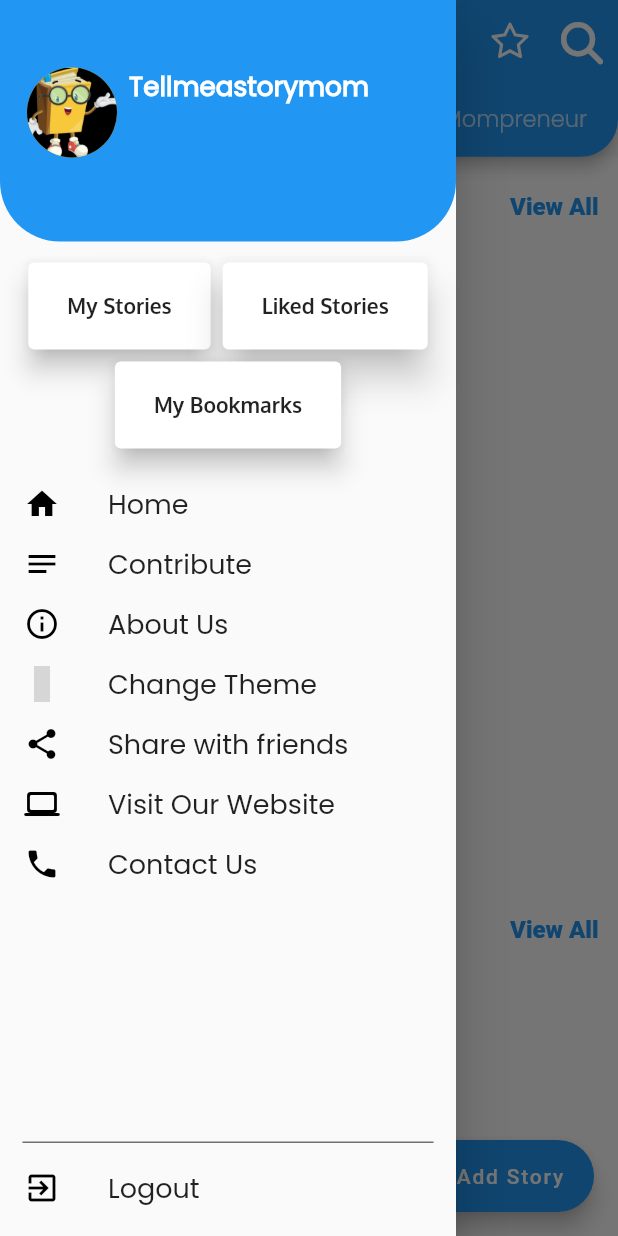
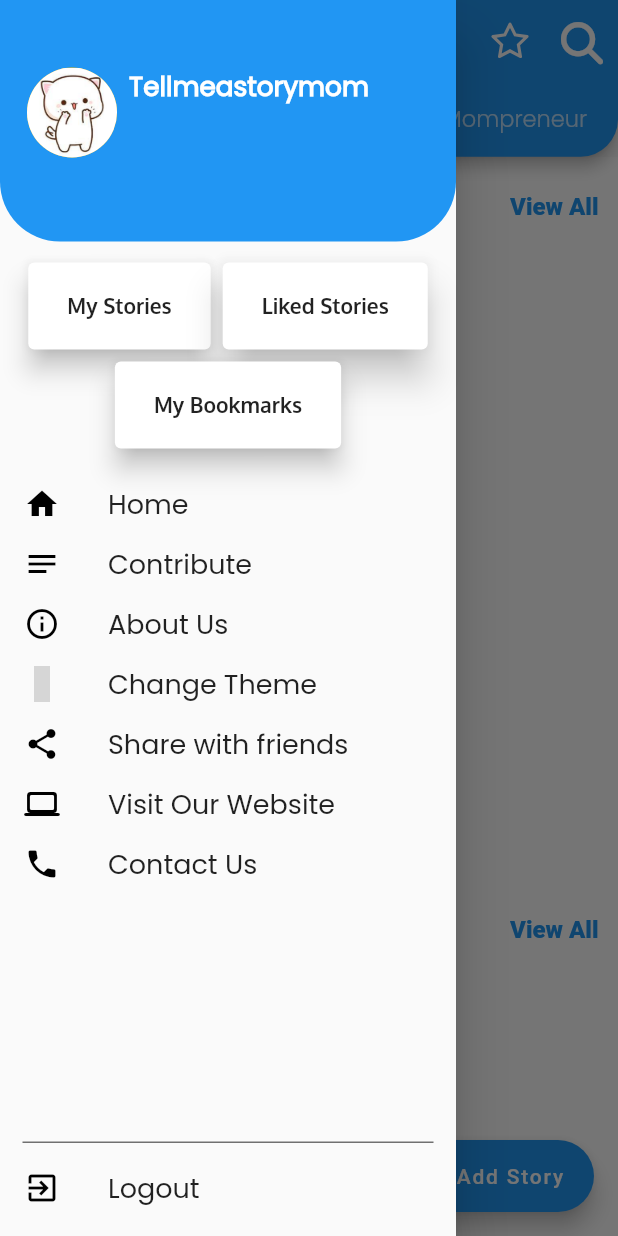
Before and after one commit to aamirzaidi/tellmeastorymom-App, a Flutter app: the Home screen opened directly, with the side drawer open, on a phone screen of 412 x 824 dp. Run offline on Flutter 3.47's test engine with Material 2 defaults, Android fonts, the phone set to English and light mode, and no system bars; our stand-ins replace cloud_firestore, firebase_auth, firebase_core, firebase_dynamic_links, firebase_storage, flutter_icons and 6 more; missing offline and left inert: expand_widget, flutter_email_sender, quill_format, tel_input, zefyrka; accounts and stored records are empty; grey boxes are pictures that could not be loaded.

Commit message:
bug fixes

```diff
--- a/lib/commonWidgets/storypage.dart
+++ b/lib/commonWidgets/storypage.dart
@@ -782,8 +782,7 @@ class _StoryHeaderState extends State<StoryHeader> {
                       Share.shareFiles(
                         [path],
                          subject: '${widget.story.title}',
-                         text: '${widget.story.title}'+"\n"'${widget.story.content.replaceAll(RegExp(r'\\n'), "\n").substring(0,100)}\n\n$generatedDeepLink\n\nCheckout this amazing story on app and listen via reader !'
-
+                         text: "${widget.story.title}\n${widget.story.content.substring(0,100).replaceAll(RegExp(r'\\n'), "\n")}...\n\n$generatedDeepLink\nCheckout this amazing story on app and listen via reader !"
                       );
                     },
                     child: Container(
--- a/lib/drawerScreens/AboutUs.dart
+++ b/lib/drawerScreens/AboutUs.dart
@@ -36,7 +36,7 @@ class _AboutUsState extends State<AboutUs> {
                       ),
                       elevation: 3.0 * ScreenSize.heightMultiplyingFactor,
                       child: Image.asset(
-                        "assets/images/SmallLogo.jpg",
+                        "assets/images/SmallLogo.png",
                         height: 248 * ScreenSize.heightMultiplyingFactor,
                         width: 206 * ScreenSize.widthMultiplyingFactor,
                       ),
--- a/lib/screens/Home.dart
+++ b/lib/screens/Home.dart
@@ -99,7 +99,7 @@ class _HomeState extends State<Home> with SingleTickerProviderStateMixin {
             "Tellmeastorymom",
             style: TextStyle(
               fontFamily: 'Poppins-SemiBold',
-              fontSize: 19.5 * ScreenSize.widthMultiplyingFactor,
+              fontSize: 21.0 * ScreenSize.widthMultiplyingFactor,
             ),
           ),
           shape: RoundedRectangleBorder(
--- a/lib/screens/homeScreens/HomeDrawer.dart
+++ b/lib/screens/homeScreens/HomeDrawer.dart
@@ -56,7 +56,7 @@ class _HomeDrawerState extends State<HomeDrawer> {
                     children: [
                       CircleAvatar(
                         backgroundColor: Colors.amber,
-                        backgroundImage: AssetImage('assets/images/pp.jpg',),
+                        backgroundImage: AssetImage('assets/images/peachu.jpg',),
                         radius: 30.0,
                       ),
                       SizedBox(
```
Also changed, not shown: lib/screens/AddStoryScreens/storyDetails.dart (+12 -3 lines), assets/images/peachu.jpg (added).
